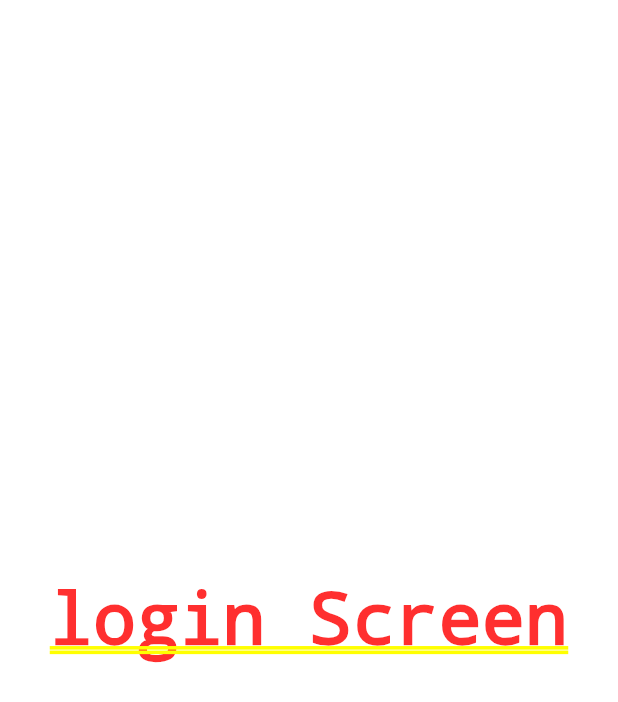
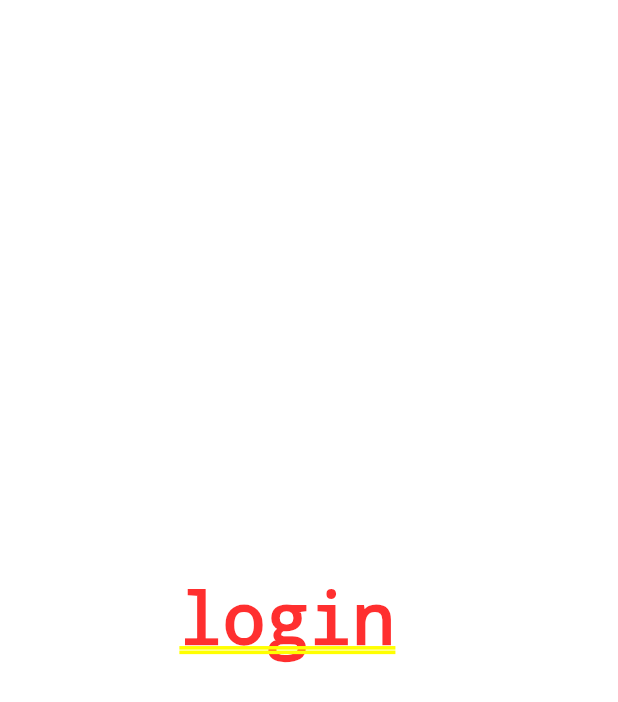
Before and after one commit to AbdElhamidShahin/Doctor_app, a Flutter app: the screen it shows after launch, after a tap on "Get Start", on a phone screen of 412 x 824 dp. Shown: the top 702 px of the screen. Run offline on Flutter 3.47's test engine with Material 3 defaults, Android fonts, the phone set to English and light mode, and no system bars; our stand-ins replace flutter_screenutil, flutter_svg, go_router.

Commit message:
fake push text

```diff
--- a/lib/features/login/ui/loginScreen.dart
+++ b/lib/features/login/ui/loginScreen.dart
@@ -5,6 +5,6 @@ class LoginScreen extends StatelessWidget {
 
   @override
   Widget build(BuildContext context) {
-    return Center(child: Text("login Screen"));
+    return Center(child: Text("login "));
   }
 }
```
